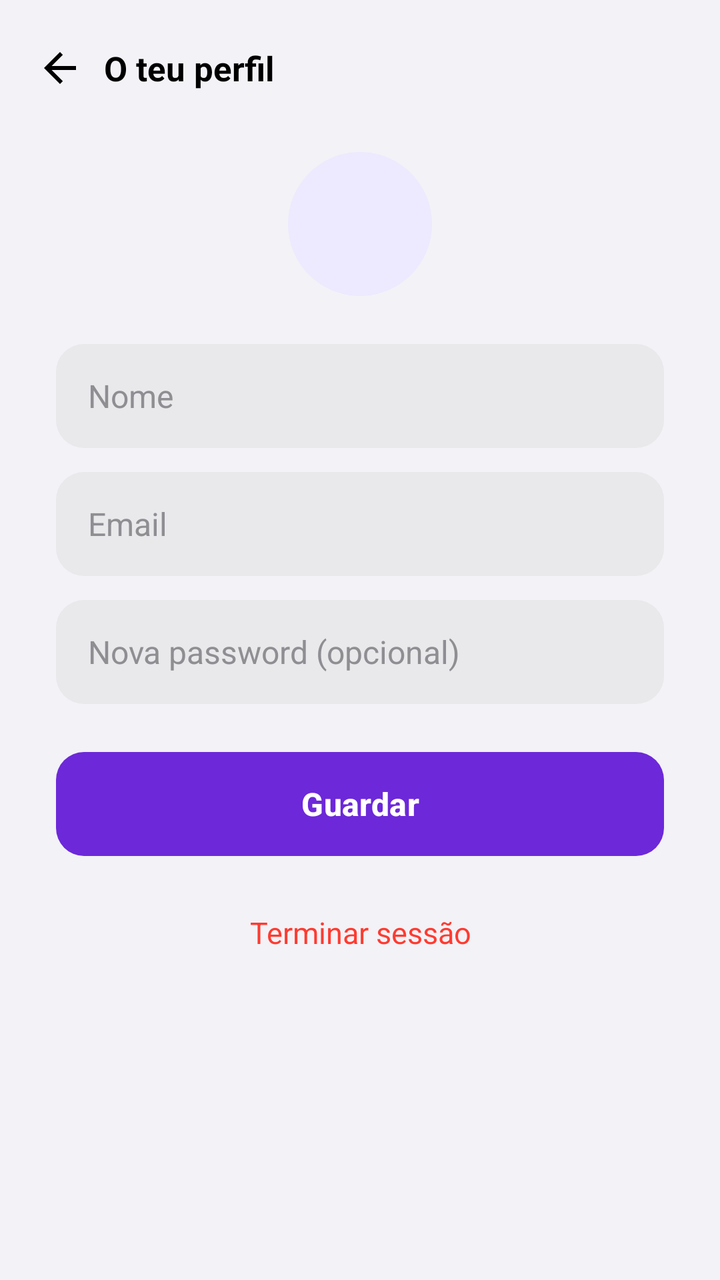
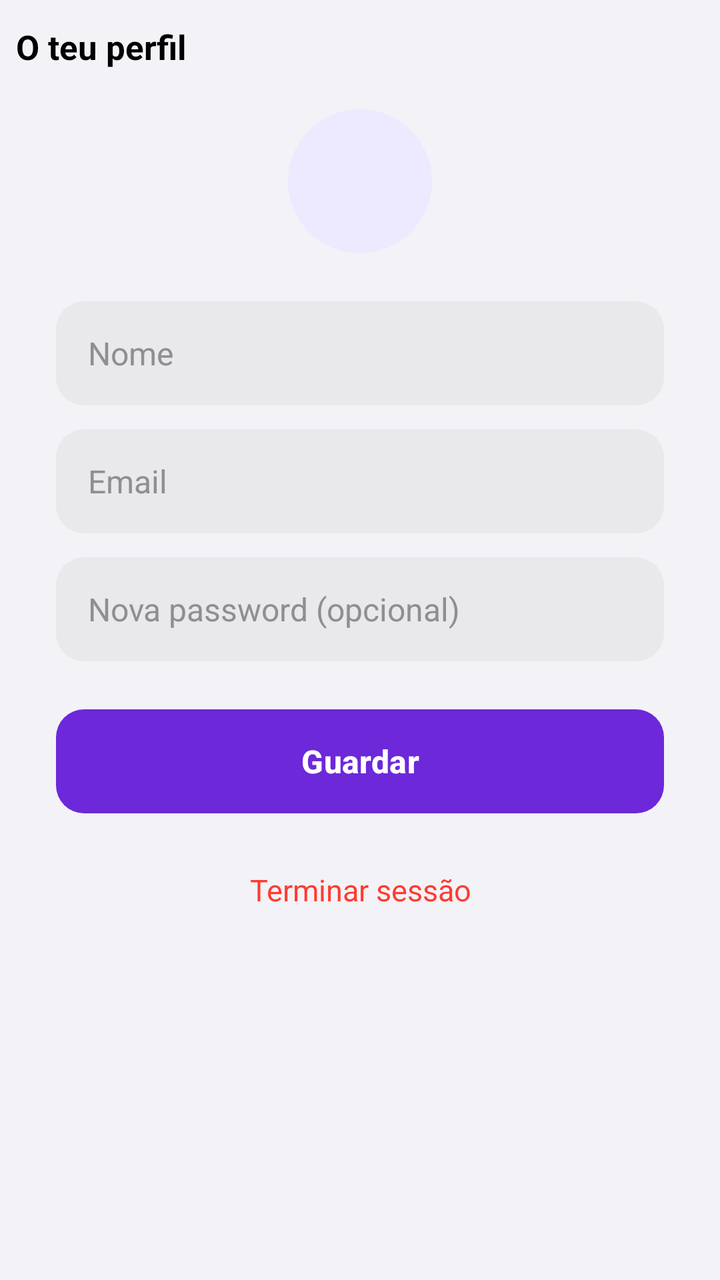

Before-and-after screenshots of an Android layout around one commit, followed by the original layout XML and the change that was made.
<!-- AndroidManifest.xml: application theme Theme.TaskFlow -->
<!-- res/layout/activity_perfil.xml -->
<?xml version="1.0" encoding="utf-8"?>
<LinearLayout xmlns:android="http://schemas.android.com/apk/res/android"
    android:id="@+id/raiz"
    android:layout_width="match_parent"
    android:layout_height="match_parent"
    android:background="@color/fundo"
    android:orientation="vertical">

    <LinearLayout
        android:layout_width="match_parent"
        android:layout_height="wrap_content"
        android:gravity="center_vertical"
        android:orientation="horizontal"
        android:paddingStart="8dp"
        android:paddingEnd="8dp"
        android:paddingTop="12dp"
        android:paddingBottom="4dp">

        <ImageButton
            android:id="@+id/botao_voltar"
            android:layout_width="44dp"
            android:layout_height="44dp"
            android:background="?attr/selectableItemBackgroundBorderless"
            android:contentDescription="@string/voltar"
            android:src="@drawable/ic_voltar" />

        <TextView
            android:layout_width="0dp"
            android:layout_height="wrap_content"
            android:layout_weight="1"
            android:text="@string/o_teu_perfil"
            android:textColor="@color/texto"
            android:textSize="17sp"
            android:textStyle="bold" />
    </LinearLayout>

    <ScrollView
        android:layout_width="match_parent"
        android:layout_height="match_parent">

        <LinearLayout
            android:layout_width="match_parent"
            android:layout_height="wrap_content"
            android:orientation="vertical"
            android:paddingStart="28dp"
            android:paddingEnd="28dp"
            android:paddingBottom="32dp">

            <TextView
                android:id="@+id/perfil_avatar"
                android:layout_width="72dp"
                android:layout_height="72dp"
                android:layout_gravity="center_horizontal"
                android:layout_marginTop="16dp"
                android:background="@drawable/bg_avatar"
                android:gravity="center"
                android:textColor="@color/roxo"
                android:textSize="28sp"
                android:textStyle="bold" />

            <EditText
                android:id="@+id/perfil_nome"
                android:layout_width="match_parent"
                android:layout_height="52dp"
                android:layout_marginTop="24dp"
                android:background="@drawable/bg_input"
                android:hint="@string/nome"
                android:inputType="textPersonName"
                android:paddingStart="16dp"
                android:paddingEnd="16dp"
                android:textColor="@color/texto"
                android:textColorHint="@color/texto_secundario"
                android:textSize="16sp" />

            <EditText
                android:id="@+id/perfil_email"
                android:layout_width="match_parent"
                android:layout_height="52dp"
                android:layout_marginTop="12dp"
                android:background="@drawable/bg_input"
                android:hint="@string/email"
                android:inputType="textEmailAddress"
                android:paddingStart="16dp"
                android:paddingEnd="16dp"
                android:textColor="@color/texto"
                android:textColorHint="@color/texto_secundario"
                android:textSize="16sp" />

            <EditText
                android:id="@+id/perfil_password"
                android:layout_width="match_parent"
                android:layout_height="52dp"
                android:layout_marginTop="12dp"
                android:background="@drawable/bg_input"
                android:hint="@string/password_opcional"
                android:inputType="textPassword"
                android:paddingStart="16dp"
                android:paddingEnd="16dp"
                android:textColor="@color/texto"
                android:textColorHint="@color/texto_secundario"
                android:textSize="16sp" />

            <Button
                android:id="@+id/botao_guardar_perfil"
                android:layout_width="match_parent"
                android:layout_height="52dp"
                android:layout_marginTop="24dp"
                android:background="@drawable/bg_botao"
                android:stateListAnimator="@null"
                android:text="@string/guardar"
                android:textAllCaps="false"
                android:textColor="@android:color/white"
                android:textSize="16sp"
                android:textStyle="bold" />

            <TextView
                android:id="@+id/botao_terminar_sessao"
                android:layout_width="match_parent"
                android:layout_height="wrap_content"
                android:layout_marginTop="16dp"
                android:gravity="center"
                android:padding="12dp"
                android:text="@string/terminar_sessao"
                android:textColor="@color/vermelho"
                android:textSize="15sp" />
        </LinearLayout>
    </ScrollView>
</LinearLayout>
<!-- resources referenced by this layout -->
<resources>
  <color name="fundo">#F2F2F7</color>
  <color name="roxo">#6D28D9</color>
  <color name="texto">#000000</color>
  <color name="texto_secundario">#8E8E93</color>
  <color name="vermelho">#FF3B30</color>
  <!-- drawable bg_avatar (drawable) -->
  <?xml version="1.0" encoding="utf-8"?>
  <shape xmlns:android="http://schemas.android.com/apk/res/android" android:shape="oval">
      <solid android:color="@color/roxo_suave" />
  </shape>
  <!-- drawable bg_botao (drawable) -->
  <?xml version="1.0" encoding="utf-8"?>
  <shape xmlns:android="http://schemas.android.com/apk/res/android">
      <solid android:color="@color/roxo" />
      <corners android:radius="14dp" />
  </shape>
  <!-- drawable bg_input (drawable) -->
  <?xml version="1.0" encoding="utf-8"?>
  <shape xmlns:android="http://schemas.android.com/apk/res/android">
      <solid android:color="@color/fundo_input" />
      <corners android:radius="14dp" />
  </shape>
  <!-- drawable ic_voltar (drawable) -->
  <?xml version="1.0" encoding="utf-8"?>
  <vector xmlns:android="http://schemas.android.com/apk/res/android"
      android:width="24dp" android:height="24dp"
      android:viewportWidth="24" android:viewportHeight="24">
      <path android:fillColor="@color/texto" android:pathData="M20,11H7.83l5.59,-5.59L12,4l-8,8 8,8 1.41,-1.41L7.83,13H20v-2z" />
  </vector>
  <string name="email">Email</string>
  <string name="guardar">Guardar</string>
  <string name="nome">Nome</string>
  <string name="o_teu_perfil">O teu perfil</string>
  <string name="password_opcional">Nova password (opcional)</string>
  <string name="terminar_sessao">Terminar sessão</string>
  <string name="voltar">Voltar</string>
  <style name="Theme.TaskFlow" parent="Base.Theme.TaskFlow" />
  <color name="roxo_suave">#EDE9FE</color>
  <color name="fundo_input">#E9E9EB</color>
  <style name="Base.Theme.TaskFlow" parent="Theme.Material3.DayNight.NoActionBar">
          <item name="colorPrimary">@color/roxo</item>
          <item name="colorOnPrimary">@android:color/white</item>
          <item name="android:colorBackground">@color/fundo</item>
          <item name="colorSurface">@color/cartao</item>
          <item name="colorSurfaceContainer">@color/cartao</item>
          <item name="android:statusBarColor">@android:color/transparent</item>
          <item name="android:navigationBarColor">@android:color/transparent</item>
          <item name="android:windowLightStatusBar">true</item>
      </style>
  <color name="cartao">#FFFFFF</color>
</resources>

<!-- the commit's change to res/layout/activity_perfil.xml (unified diff, before → after) -->
@@ -15,14 +15,6 @@
         android:paddingEnd="8dp"
         android:paddingTop="12dp"
         android:paddingBottom="4dp">
-
-        <ImageButton
-            android:id="@+id/botao_voltar"
-            android:layout_width="44dp"
-            android:layout_height="44dp"
-            android:background="?attr/selectableItemBackgroundBorderless"
-            android:contentDescription="@string/voltar"
-            android:src="@drawable/ic_voltar" />
 
         <TextView
             android:layout_width="0dp"
<!-- resource entries referenced after the edit -->
@@ -22,20 +22,12 @@
       <solid android:color="@color/fundo_input" />
       <corners android:radius="14dp" />
   </shape>
-  <!-- drawable ic_voltar (drawable) -->
-  <?xml version="1.0" encoding="utf-8"?>
-  <vector xmlns:android="http://schemas.android.com/apk/res/android"
-      android:width="24dp" android:height="24dp"
-      android:viewportWidth="24" android:viewportHeight="24">
-      <path android:fillColor="@color/texto" android:pathData="M20,11H7.83l5.59,-5.59L12,4l-8,8 8,8 1.41,-1.41L7.83,13H20v-2z" />
-  </vector>
   <string name="email">Email</string>
   <string name="guardar">Guardar</string>
   <string name="nome">Nome</string>
   <string name="o_teu_perfil">O teu perfil</string>
   <string name="password_opcional">Nova password (opcional)</string>
   <string name="terminar_sessao">Terminar sessão</string>
-  <string name="voltar">Voltar</string>
   <style name="Theme.TaskFlow" parent="Base.Theme.TaskFlow" />
   <color name="roxo_suave">#EDE9FE</color>
   <color name="fundo_input">#E9E9EB</color>
